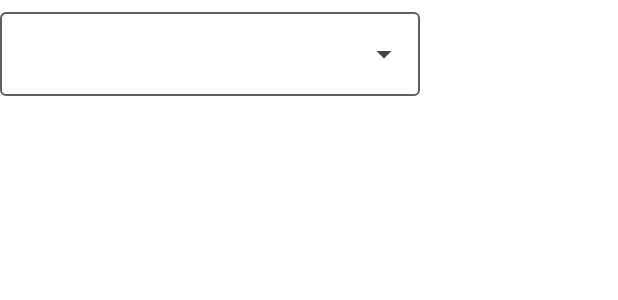
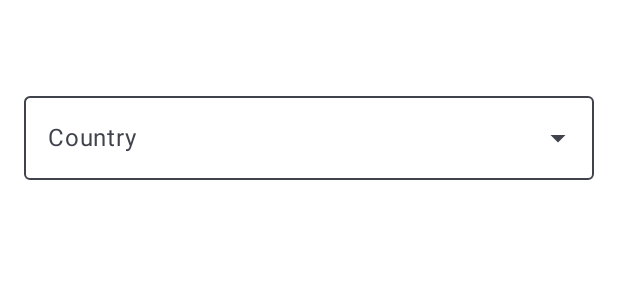
Before and after one commit to MrPancetita/JCAdapters, an Android app built with Jetpack Compose: the @Preview function LocalPreview, on a phone screen of 412 x 824 dp. Shown: the top 300 px of the screen. Run offline under Robolectric (Android 15) with nearby library versions, the phone set to English and light mode, and no system bars.

Commit message:
lesson 244 hack del color para el dropdown

```diff
--- /dev/null
+++ b/app/src/main/java/net/iessochoa/sergiocontreras/jcadapters/MainScreen.kt
@@ -0,0 +1,46 @@
+package net.iessochoa.sergiocontreras.jcadapters
+
+import androidx.compose.foundation.layout.Column
+import androidx.compose.foundation.layout.fillMaxWidth
+import androidx.compose.foundation.layout.padding
+import androidx.compose.runtime.Composable
+import androidx.compose.ui.Modifier
+import androidx.compose.ui.res.dimensionResource
+import androidx.compose.ui.tooling.preview.Preview
+import androidx.compose.ui.unit.dp
+import net.iessochoa.sergiocontreras.jcadapters.ui.components.SpinnerPan
+import net.iessochoa.sergiocontreras.jcadapters.ui.theme.JCAdaptersTheme
+
+/**
+ * Project: JC Adapters
+ * From: net.iessochoa.sergiocontreras.jcadapters
+ * Created by: Contr
+ * On: 13/10/2025 at 12:57
+ * Creado en Settings -> Editor -> File and Code Templates
+ */
+
+@Preview(showBackground = true)
+@Composable
+fun MainPreview() {
+    JCAdaptersTheme {
+        MainView(Modifier
+            .padding(top=24.dp))
+    }
+}
+
+
+
+@Composable
+fun MainView(modifier: Modifier) {
+    val countries = listOf("Spain", "France", "Germany", "Italy", "United Kingdom")
+
+    Column(modifier = modifier.padding(dimensionResource(R.dimen.common_padding_default))) {
+        SpinnerPan(
+            Modifier
+                .fillMaxWidth()
+                .padding(top = dimensionResource(R.dimen.common_padding_default)),
+            label = "Country",
+            items = countries
+        )
+    }
+}
--- a/app/src/main/java/net/iessochoa/sergiocontreras/jcadapters/ui/components/Menu.kt
+++ b/app/src/main/java/net/iessochoa/sergiocontreras/jcadapters/ui/components/Menu.kt
@@ -1,5 +1,6 @@
 package net.iessochoa.sergiocontreras.jcadapters.ui.components
 
+import androidx.compose.foundation.clickable
 import androidx.compose.foundation.layout.Column
 import androidx.compose.material.icons.Icons
 import androidx.compose.material.icons.filled.ArrowDropDown
@@ -8,12 +9,14 @@ import androidx.compose.material3.DropdownMenuItem
 import androidx.compose.material3.Icon
 import androidx.compose.material3.OutlinedTextField
 import androidx.compose.material3.Text
+import androidx.compose.material3.TextFieldDefaults
 import androidx.compose.runtime.Composable
 import androidx.compose.runtime.getValue
 import androidx.compose.runtime.mutableStateOf
 import androidx.compose.runtime.remember
 import androidx.compose.runtime.setValue
 import androidx.compose.ui.Modifier
+import androidx.compose.ui.graphics.Color
 import androidx.compose.ui.tooling.preview.Preview
 import net.iessochoa.sergiocontreras.jcadapters.ui.theme.JCAdaptersTheme
 
@@ -33,6 +36,8 @@ private fun LocalPreview() {
     }
 }
 
+//Lo suyo sería tirar del ExposedDropdownMenuBox
+
 @Composable
 fun SpinnerPan(
     modifier: Modifier = Modifier,
@@ -44,9 +49,18 @@ fun SpinnerPan(
     Column {
         OutlinedTextField(
             value = selectedText,
+            enabled = false,
             onValueChange = { selectedText = it },
             label = { Text(text = label) },
             trailingIcon = { Icon(Icons.Default.ArrowDropDown, contentDescription = null) },
+            modifier = modifier.clickable { isExpanded = true },
+            colors = TextFieldDefaults.colors(
+                disabledContainerColor = Color.Transparent,
+                disabledIndicatorColor = TextFieldDefaults.colors().unfocusedIndicatorColor,
+                disabledTextColor = TextFieldDefaults.colors().unfocusedTextColor,
+                disabledLabelColor = TextFieldDefaults.colors().unfocusedLabelColor,
+                disabledTrailingIconColor = TextFieldDefaults.colors().unfocusedTrailingIconColor
+            )
         )
         DropdownMenu(
             expanded = isExpanded,
```
Also changed, not shown: app/src/main/java/net/iessochoa/sergiocontreras/jcadapters/MainActivity.kt (+5 -15 lines).
